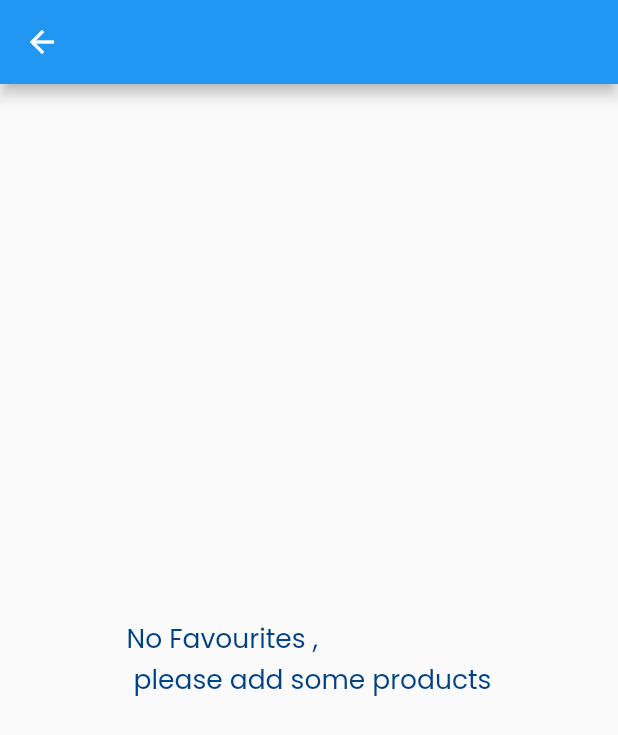
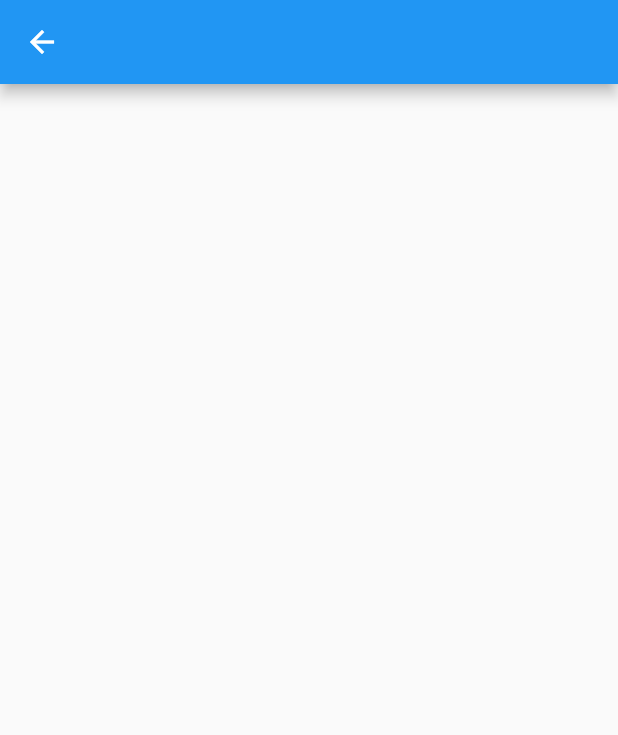
Before and after one commit to omarmaamoun179/e_commerce-app, a Flutter app: the CartsScreen screen opened by its route, on a phone screen of 412 x 824 dp. Shown: the top 735 px of the screen. Run offline on Flutter 3.47's test engine with Material 2 defaults, Android fonts, the phone set to English and light mode, and no system bars; our stand-ins replace bloc, bot_toast, carousel_slider, dartz, dio, equatable and 5 more; missing offline and left inert: vertical_tabs_flutter; accounts and stored records are empty; network calls fail.

Commit message:
add to cart and delete it

```diff
--- a/lib/features/home/data/datasources/add_to_cart_ds.dart
+++ b/lib/features/home/data/datasources/add_to_cart_ds.dart
@@ -4,7 +4,7 @@ import 'package:e_commerce/core/api/api_manager.dart';
 import 'package:e_commerce/core/api/end_pints.dart';
 import 'package:e_commerce/core/error/failures.dart';
 import 'package:e_commerce/core/utils/constant.dart';
-import 'package:e_commerce/features/home/data/models/add_to_cart_model/add_to_cart_model.dart';
+import 'package:e_commerce/features/home/data/models/carts_model/add_to_cart_model/add_to_cart_model.dart';
 
 abstract class AddToCartDataSource {
   Future<Either<Falirues, AddToCartModel>> addToCart(int id);
--- a/lib/features/home/data/repositories/add_to_cart_data_repo.dart
+++ b/lib/features/home/data/repositories/add_to_cart_data_repo.dart
@@ -1,7 +1,7 @@
 import 'package:dartz/dartz.dart';
 import 'package:e_commerce/core/error/failures.dart';
 import 'package:e_commerce/features/home/data/datasources/add_to_cart_ds.dart';
-import 'package:e_commerce/features/home/data/models/add_to_cart_model/add_to_cart_model.dart';
+import 'package:e_commerce/features/home/data/models/carts_model/add_to_cart_model/add_to_cart_model.dart';
 import 'package:e_commerce/features/home/domain/repositories/add_to_cart_domain_repo.dart';
 
 class AddToCartDataRepo implements AddToCartDomainRepo {
--- a/lib/features/home/presentation/pages/cart_screen.dart
+++ b/lib/features/home/presentation/pages/cart_screen.dart
@@ -4,7 +4,6 @@ import 'package:e_commerce/features/home/presentation/widgets/cart_widget.dart';
 import 'package:flutter/material.dart';
 import 'package:flutter_bloc/flutter_bloc.dart';
 import 'package:flutter_screenutil/flutter_screenutil.dart';
-import 'package:google_fonts/google_fonts.dart';
 
 class CartsScreen extends StatelessWidget {
   const CartsScreen({super.key});
@@ -14,32 +13,21 @@ class CartsScreen extends StatelessWidget {
     return BlocConsumer<HomeCubit, HomeState>(
       listener: (context, state) {},
       builder: (context, state) {
-        return HomeCubit.get(context).carts.isEmpty
-            ? Scaffold(
+        return Scaffold(
           appBar: AppBar(),
-                body: Center(
-                  child: Text(
-                    'No Favourites ,\n please add some products',
-                    style: GoogleFonts.poppins(
-                      fontWeight: FontWeight.w400,
-                      fontSize: 20.sp,
-                      color: const Color(0xff004182),
-                    ),
-                  ),
-                ),
-              )
-            : ListView.separated(
+          body: ListView.separated(
               separatorBuilder: (context, index) {
                 return SizedBox(
                   height: 25.h,
                 );
               },
-                itemCount: HomeCubit.get(context).favourites.length,
+              itemCount: HomeCubit.get(context).carts.length,
               itemBuilder: (context, index) {
                 return CartWidget(
-                    product: HomeCubit.get(context).carts[index],
+                   HomeCubit.get(context).carts[index].product!,
                 );
-                });
+              }),
+        );
       },
     );
   }
--- a/lib/features/home/presentation/widgets/product_item.dart
+++ b/lib/features/home/presentation/widgets/product_item.dart
@@ -93,11 +93,11 @@ class ProductItem extends StatelessWidget {
                         alignment: Alignment.topRight,
                         child: IconButton(
                             onPressed: () {
-                             HomeCubit.get(context).addToCart(model.id!);
+                            HomeCubit.get(context).addToCart(model.id!);
                             },
                             icon: CircleAvatar(
                               backgroundColor:
-                                  HomeCubit.get(context).cart[model.id]!
+                                HomeCubit.get(context).cart[model.id]!
                                       ? const Color(0xff004182)
                                       : Colors.white,
                               radius: 15.r,
```
Also changed, not shown: lib/config/routes/routes.dart (+5 -5 lines), lib/features/home/data/models/add_to_cart_model/add_to_cart_model.dart (deleted, +0 -26 lines), lib/features/home/data/models/add_to_cart_model/data.dart (deleted, +0 -23 lines), lib/features/home/data/models/add_to_cart_model/product.dart (deleted, +0 -34 lines), lib/features/home/presentation/cubit/home_cubit.dart (+7 -2 lines), lib/features/home/presentation/widgets/cart_widget.dart (+13 -42 lines). Lines whose indentation alone changed are shown as unchanged.
